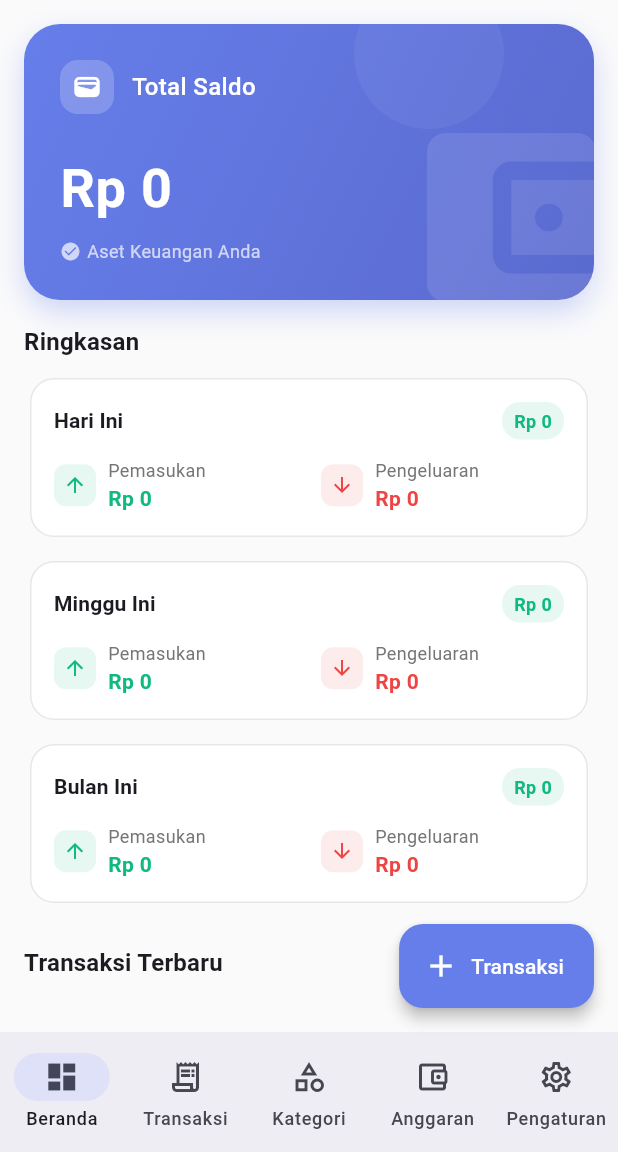
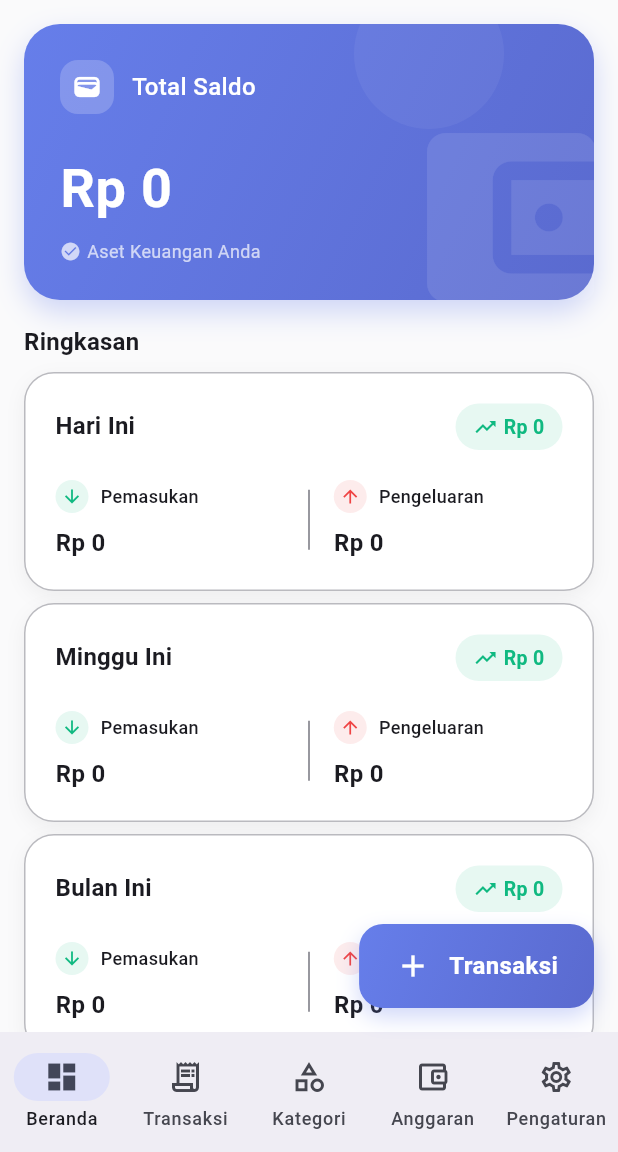
Before and after one commit to danang0202/DanaBowo-Financial-Tracker, a Flutter app: the screen it shows after launch, on a phone screen of 412 x 824 dp, the part 84-1236 px from its top. Run offline on Flutter 3.47's test engine with Material 3 defaults, Android fonts, the light colour scheme and no system bars; our stand-ins replace csv, fl_chart, hive, hive_flutter, pdf, share_plus; accounts and stored records are empty; generated files the repository leaves out were written again.

Commit message:
feat: introduce PremiumFAB widget and refactor budget warning card UI

```diff
--- a/lib/screens/dashboard_screen.dart
+++ b/lib/screens/dashboard_screen.dart
@@ -11,6 +11,7 @@ import '../widgets/summary_card.dart';
 import '../widgets/transaction_list_item.dart';
 import '../widgets/expense_chart.dart';
 import '../widgets/budget_warning_card.dart';
+import '../widgets/premium_fab.dart';
 import 'add_transaction_screen.dart';
 import 'transactions_screen.dart';
 import 'categories_screen.dart';
@@ -34,8 +35,7 @@ class _DashboardScreenState extends State<DashboardScreen> {
     switch (_currentIndex) {
       case 0: // Home
       case 1: // Transactions
-        return FloatingActionButton.extended(
-          heroTag: "add_transaction",
+        return PremiumFAB(
           onPressed: () {
             Navigator.push(
               context,
@@ -44,19 +44,18 @@ class _DashboardScreenState extends State<DashboardScreen> {
               ),
             );
           },
-          icon: const Icon(Icons.add),
-          label: const Text('Transaksi'),
+          icon: Icons.add,
+          label: 'Transaksi',
         );
       case 2: // Categories
         return null; // Let CategoriesScreen handle its own FAB
       case 3: // Budgets
-        return FloatingActionButton.extended(
-          heroTag: "add_budget",
+        return PremiumFAB(
           onPressed: () {
             _showAddBudgetDialog(context);
           },
-          icon: const Icon(Icons.add),
-          label: const Text('Anggaran'),
+          icon: Icons.add,
+          label: 'Anggaran',
         );
       case 4: // Settings
         return null; // No FAB for settings
--- /dev/null
+++ b/lib/widgets/premium_fab.dart
@@ -0,0 +1,68 @@
+import 'package:flutter/material.dart';
+import '../utils/constants.dart';
+
+class PremiumFAB extends StatelessWidget {
+  final VoidCallback onPressed;
+  final String label;
+  final IconData icon;
+  final bool isExtended;
+
+  const PremiumFAB({
+    super.key,
+    required this.onPressed,
+    required this.label,
+    required this.icon,
+    this.isExtended = true,
+  });
+
+  @override
+  Widget build(BuildContext context) {
+    return Container(
+      decoration: BoxDecoration(
+        gradient: const LinearGradient(
+          colors: [AppColors.primary, AppColors.primaryDark],
+          begin: Alignment.topLeft,
+          end: Alignment.bottomRight,
+        ),
+        borderRadius: BorderRadius.circular(16),
+        boxShadow: [
+          BoxShadow(
+            color: AppColors.primary.withOpacity(0.3),
+            blurRadius: 12,
+            offset: const Offset(0, 6),
+          ),
+        ],
+      ),
+      child: Material(
+        color: Colors.transparent,
+        child: InkWell(
+          onTap: onPressed,
+          borderRadius: BorderRadius.circular(16),
+          child: Container(
+            padding: EdgeInsets.symmetric(
+              horizontal: isExtended ? 24 : 16,
+              vertical: 16,
+            ),
+            child: Row(
+              mainAxisSize: MainAxisSize.min,
+              children: [
+                Icon(icon, color: Colors.white),
+                if (isExtended) ...[
+                  const SizedBox(width: 12),
+                  Text(
+                    label,
+                    style: const TextStyle(
+                      color: Colors.white,
+                      fontWeight: FontWeight.bold,
+                      fontSize: 16,
+                    ),
+                  ),
+                ],
+              ],
+            ),
+          ),
+        ),
+      ),
+    );
+  }
+}
--- a/lib/widgets/summary_card.dart
+++ b/lib/widgets/summary_card.dart
@@ -19,9 +19,23 @@ class SummaryCard extends StatelessWidget {
   Widget build(BuildContext context) {
     final balance = income - expense;
 
-    return Card(
+    return Container(
+      decoration: BoxDecoration(
+        color: Theme.of(context).cardColor,
+        borderRadius: BorderRadius.circular(20),
+        boxShadow: [
+          BoxShadow(
+            color: Colors.black.withOpacity(0.05),
+            blurRadius: 10,
+            offset: const Offset(0, 4),
+          ),
+        ],
+        border: Border.all(
+          color: Theme.of(context).dividerColor.withOpacity(0.5),
+        ),
+      ),
       child: Padding(
-        padding: const EdgeInsets.all(16),
+        padding: const EdgeInsets.all(20),
         child: Column(
           crossAxisAlignment: CrossAxisAlignment.start,
           children: [
@@ -30,47 +44,71 @@ class SummaryCard extends StatelessWidget {
               children: [
                 Text(
                   title,
-                  style: Theme.of(context).textTheme.titleSmall?.copyWith(
+                  style: Theme.of(context).textTheme.titleMedium?.copyWith(
                         fontWeight: FontWeight.bold,
+                        color: Theme.of(context).textTheme.bodyMedium?.color,
                       ),
                 ),
                 Container(
-                  padding: const EdgeInsets.symmetric(horizontal: 8, vertical: 4),
+                  padding:
+                      const EdgeInsets.symmetric(horizontal: 12, vertical: 6),
                   decoration: BoxDecoration(
                     color: balance >= 0
                         ? AppColors.income.withOpacity(0.1)
                         : AppColors.expense.withOpacity(0.1),
-                    borderRadius: BorderRadius.circular(12),
+                    borderRadius: BorderRadius.circular(20),
                   ),
-                  child: Text(
+                  child: Row(
+                    mainAxisSize: MainAxisSize.min,
+                    children: [
+                      Icon(
+                        balance >= 0 ? Icons.trending_up : Icons.trending_down,
+                        size: 16,
+                        color:
+                            balance >= 0 ? AppColors.income : AppColors.expense,
+                      ),
+                      const SizedBox(width: 4),
+                      Text(
                         formatCurrency(balance),
                         style: TextStyle(
-                      color: balance >= 0 ? AppColors.income : AppColors.expense,
+                          color: balance >= 0
+                              ? AppColors.income
+                              : AppColors.expense,
                           fontWeight: FontWeight.bold,
-                      fontSize: 12,
-                    ),
+                          fontSize: 13,
                         ),
                       ),
                     ],
                   ),
-            const SizedBox(height: 12),
+                ),
+              ],
+            ),
+            const SizedBox(height: 20),
             Row(
               children: [
                 Expanded(
                   child: _AmountRow(
-                    icon: Icons.arrow_upward,
+                    icon: Icons.arrow_downward,
                     label: 'Pemasukan',
                     amount: income,
                     color: AppColors.income,
+                    backgroundColor: AppColors.income.withOpacity(0.1),
                   ),
+                ),
+                const SizedBox(width: 16),
+                Container(
+                  width: 1,
+                  height: 40,
+                  color: Theme.of(context).dividerColor,
                 ),
                 const SizedBox(width: 16),
                 Expanded(
                   child: _AmountRow(
-                    icon: Icons.arrow_downward,
+                    icon: Icons.arrow_upward,
                     label: 'Pengeluaran',
                     amount: expense,
                     color: AppColors.expense,
+                    backgroundColor: AppColors.expense.withOpacity(0.1),
                   ),
                 ),
               ],
@@ -87,49 +125,51 @@ class _AmountRow extends StatelessWidget {
   final String label;
   final double amount;
   final Color color;
+  final Color backgroundColor;
 
   const _AmountRow({
     required this.icon,
     required this.label,
     required this.amount,
     required this.color,
+    required this.backgroundColor,
   });
 
   @override
   Widget build(BuildContext context) {
-    return Row(
+    return Column(
+      crossAxisAlignment: CrossAxisAlignment.start,
+      children: [
+        Row(
           children: [
             Container(
-          padding: const EdgeInsets.all(6),
+              padding: const EdgeInsets.all(4),
               decoration: BoxDecoration(
-            color: color.withOpacity(0.1),
-            borderRadius: BorderRadius.circular(8),
+                color: backgroundColor,
+                shape: BoxShape.circle,
               ),
-          child: Icon(icon, color: color, size: 16),
+              child: Icon(icon, color: color, size: 14),
             ),
             const SizedBox(width: 8),
-        Expanded(
-          child: Column(
-            crossAxisAlignment: CrossAxisAlignment.start,
-            children: [
             Text(
               label,
               style: TextStyle(
-                  color: Colors.grey[600],
+                color: Theme.of(context).textTheme.bodySmall?.color,
                 fontSize: 12,
+                fontWeight: FontWeight.w500,
               ),
             ),
+          ],
+        ),
+        const SizedBox(height: 8),
         Text(
           formatCurrency(amount),
           style: TextStyle(
-                  color: color,
+            color: Theme.of(context).textTheme.titleLarge?.color,
             fontWeight: FontWeight.bold,
-                  fontSize: 14,
+            fontSize: 16,
           ),
           overflow: TextOverflow.ellipsis,
-              ),
-            ],
-          ),
         ),
       ],
     );
```
Also changed, not shown: lib/screens/categories_screen.dart (+16 -9 lines), lib/widgets/budget_warning_card.dart (+74 -26 lines), lib/widgets/transaction_list_item.dart (+54 -26 lines). Lines whose indentation alone changed are shown as unchanged.
